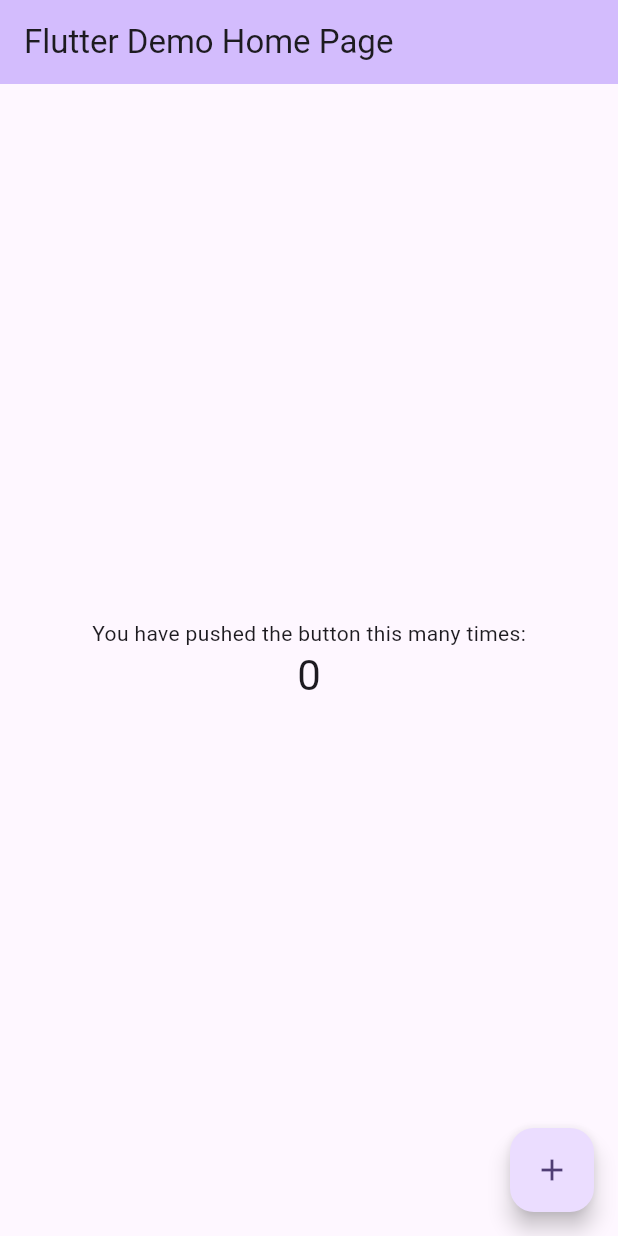
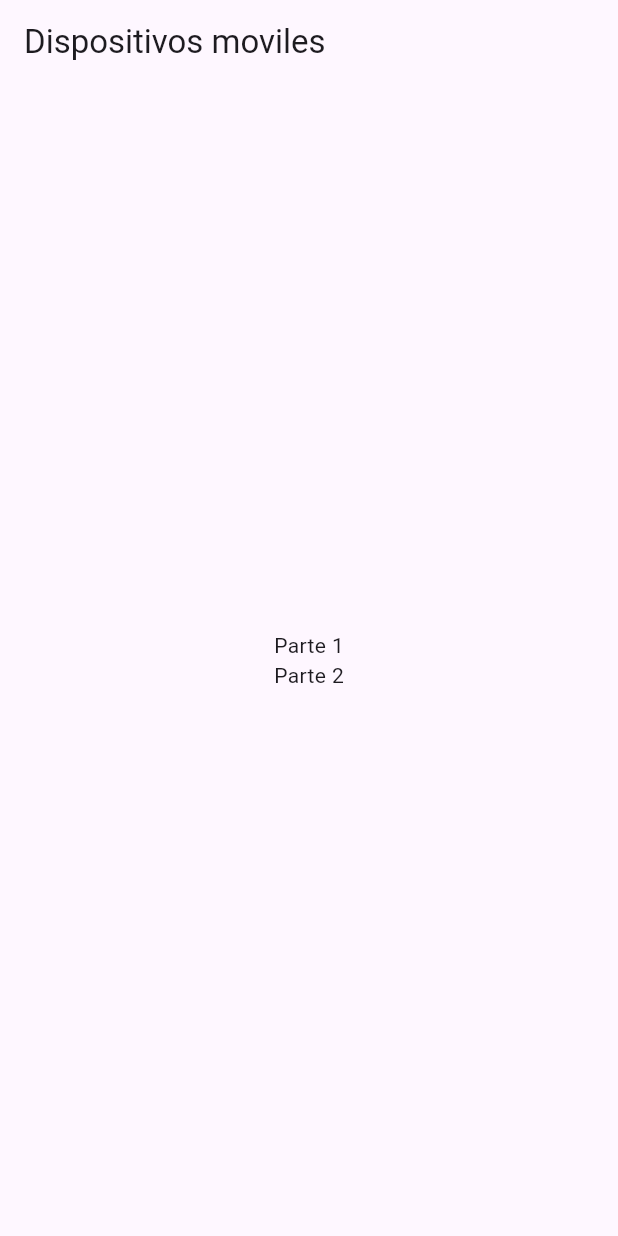
Before and after one commit to Irving2355/Dispositivos-Moviles-2026, a Flutter app: the screen it shows after launch, on a phone screen of 412 x 824 dp. Run offline on Flutter 3.47's test engine with Material 3 defaults, Android fonts, the phone set to English and light mode, and no system bars.

Commit message:
Clase 2026-08-17 - Grupo 7A

```diff
--- a/clases/mi_primera_app/lib/main.dart
+++ b/clases/mi_primera_app/lib/main.dart
@@ -1,122 +1,49 @@
 import 'package:flutter/material.dart';
 
 void main() {
-  runApp(const MyApp());
-}
+  /*runApp(
+    const Text('Hola Flutter'),
+  );*/
 
-class MyApp extends StatelessWidget {
-  const MyApp({super.key});
+  /*runApp(
+    const MaterialApp(
+      home: Text(
+        'Hola Flutter',
+      ),
+    ),
+  );*/
 
-  // This widget is the root of your application.
-  @override
-  Widget build(BuildContext context) {
-    return MaterialApp(
-      title: 'Flutter Demo',
-      theme: ThemeData(
-        // This is the theme of your application.
-        //
-        // TRY THIS: Try running your application with "flutter run". You'll see
-        // the application has a purple toolbar. Then, without quitting the app,
-        // try changing the seedColor in the colorScheme below to Colors.green
-        // and then invoke "hot reload" (save your changes or press the "hot
-        // reload" button in a Flutter-supported IDE, or press "r" if you used
-        // the command line to start the app).
-        //
-        // Notice that the counter didn't reset back to zero; the application
-        // state is not lost during the reload. To reset the state, use hot
-        // restart instead.
-        //
-        // This works for code too, not just values: Most code changes can be
-        // tested with just a hot reload.
-        colorScheme: .fromSeed(seedColor: Colors.deepPurple),
-      ),
-      home: const MyHomePage(title: 'Flutter Demo Home Page'),
-    );
-  }
-}
 
-class MyHomePage extends StatefulWidget {
-  const MyHomePage({super.key, required this.title});
-
-  // This widget is the home page of your application. It is stateful, meaning
-  // that it has a State object (defined below) that contains fields that affect
-  // how it looks.
-
-  // This class is the configuration for the state. It holds the values (in this
-  // case the title) provided by the parent (in this case the App widget) and
-  // used by the build method of the State. Fields in a Widget subclass are
-  // always marked "final".
-
-  final String title;
-
-  @override
-  State<MyHomePage> createState() => _MyHomePageState();
-}
-
-class _MyHomePageState extends State<MyHomePage> {
-  int _counter = 0;
-
-  void _incrementCounter() {
-    setState(() {
-      // This call to setState tells the Flutter framework that something has
-      // changed in this State, which causes it to rerun the build method below
-      // so that the display can reflect the updated values. If we changed
-      // _counter without calling setState(), then the build method would not be
-      // called again, and so nothing would appear to happen.
-      _counter++;
-    });
-  }
-
-  @override
-  Widget build(BuildContext context) {
-    // This method is rerun every time setState is called, for instance as done
-    // by the _incrementCounter method above.
-    //
-    // The Flutter framework has been optimized to make rerunning build methods
-    // fast, so that you can just rebuild anything that needs updating rather
-    // than having to individually change instances of widgets.
-    return Scaffold(
-      appBar: AppBar(
-        // TRY THIS: Try changing the color here to a specific color (to
-        // Colors.amber, perhaps?) and trigger a hot reload to see the AppBar
-        // change color while the other colors stay the same.
-        backgroundColor: Theme.of(context).colorScheme.inversePrimary,
-        // Here we take the value from the MyHomePage object that was created by
-        // the App.build method, and use it to set our appbar title.
-        title: Text(widget.title),
-      ),
-      body: Center(
-        // Center is a layout widget. It takes a single child and positions it
-        // in the middle of the parent.
-        child: Column(
-          // Column is also a layout widget. It takes a list of children and
-          // arranges them vertically. By default, it sizes itself to fit its
-          // children horizontally, and tries to be as tall as its parent.
-          //
-          // Column has various properties to control how it sizes itself and
-          // how it positions its children. Here we use mainAxisAlignment to
-          // center the children vertically; the main axis here is the vertical
-          // axis because Columns are vertical (the cross axis would be
-          // horizontal).
-          //
-          // TRY THIS: Invoke "debug painting" (choose the "Toggle Debug Paint"
-          // action in the IDE, or press "p" in the console), to see the
-          // wireframe for each widget.
-          mainAxisAlignment: .center,
-          children: [
-            const Text('You have pushed the button this many times:'),
-            Text(
-              '$_counter',
-              style: Theme.of(context).textTheme.headlineMedium,
-            ),
-          ],
+  /*runApp(
+    const MaterialApp(
+      home: Scaffold(
+        body: Text(
+          'Hola con Scaffold',
         ),
       ),
-      floatingActionButton: FloatingActionButton(
-        onPressed: _incrementCounter,
-        tooltip: 'Increment',
-        child: const Icon(Icons.add),
+    ),
+  );*/
+
+  runApp(
+    MaterialApp(
+      home: Scaffold(
+        appBar: AppBar(
+          title: const Text(
+            'Dispositivos moviles',
+          ),
+        ),
+
+        body: Center(
+          child: Column(
+            mainAxisSize: MainAxisSize.min,
+
+            children: const[
+              Text('Parte 1',),
+              Text('Parte 2',),
+            ],
+          ),
+        ),
       ),
-    );
-  }
+    ),
+  );
 }
```
